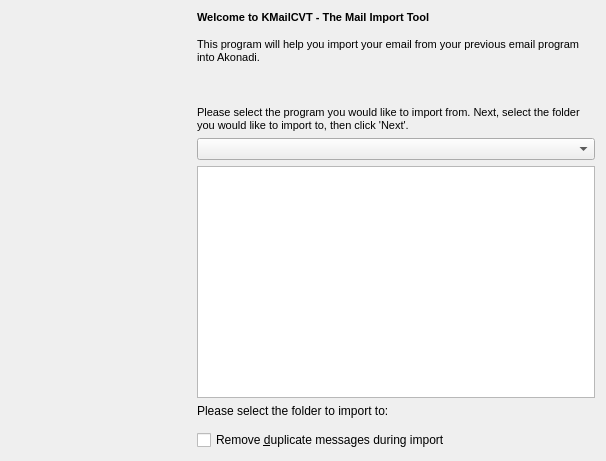
Above: kmailcvt/kselfilterpagedlg.ui from chusopr/kdepim-ktimetracker-akonadi before the change. Below: the same form after it.
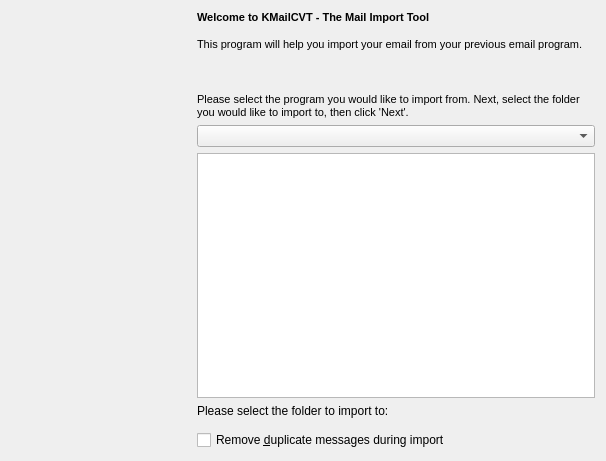
That is the form after the change. Custom widgets are drawn as their Qt base class.

Commit message:
Don't say "import into Akonadi", to avoid jargon.
Instead, just say "import", in 90% of the cases this is invoked from
KMail anyway.

The edit to the form file:
```diff
--- a/kmailcvt/kselfilterpagedlg.ui
+++ b/kmailcvt/kselfilterpagedlg.ui
@@ -79,7 +79,7 @@
 &lt;html&gt;&lt;head&gt;&lt;meta name=&quot;qrichtext&quot; content=&quot;1&quot; /&gt;&lt;style type=&quot;text/css&quot;&gt;
 p, li { white-space: pre-wrap; }
 &lt;/style&gt;&lt;/head&gt;&lt;body style=&quot; font-family:'Sans Serif'; font-size:9pt; font-weight:400; font-style:normal;&quot;&gt;
-&lt;p style=&quot; margin-top:0px; margin-bottom:0px; margin-left:0px; margin-right:0px; -qt-block-indent:0; text-indent:0px;&quot;&gt;&lt;span style=&quot; font-family:'DejaVu Sans'; font-size:8pt; font-weight:600;&quot;&gt;Welcome to KMailCVT - The Mail Import Tool&lt;/span&gt;&lt;span style=&quot; font-family:'DejaVu Sans'; font-size:8pt;&quot;&gt; &lt;br /&gt;&lt;br /&gt;This program will help you import your email from your previous email program into Akonadi.&lt;br /&gt;&lt;br /&gt;&lt;br /&gt;&lt;br /&gt;Please select the program you would like to import from. Next, select the folder you would like to import to, then click 'Next'.&lt;/span&gt;&lt;/p&gt;&lt;/body&gt;&lt;/html&gt;</string>
+&lt;p style=&quot; margin-top:0px; margin-bottom:0px; margin-left:0px; margin-right:0px; -qt-block-indent:0; text-indent:0px;&quot;&gt;&lt;span style=&quot; font-family:'DejaVu Sans'; font-size:8pt; font-weight:600;&quot;&gt;Welcome to KMailCVT - The Mail Import Tool&lt;/span&gt;&lt;span style=&quot; font-family:'DejaVu Sans'; font-size:8pt;&quot;&gt; &lt;br /&gt;&lt;br /&gt;This program will help you import your email from your previous email program.&lt;br /&gt;&lt;br /&gt;&lt;br /&gt;&lt;br /&gt;Please select the program you would like to import from. Next, select the folder you would like to import to, then click 'Next'.&lt;/span&gt;&lt;/p&gt;&lt;/body&gt;&lt;/html&gt;</string>
        </property>
        <property name="textFormat">
         <enum>Qt::RichText</enum>
```
